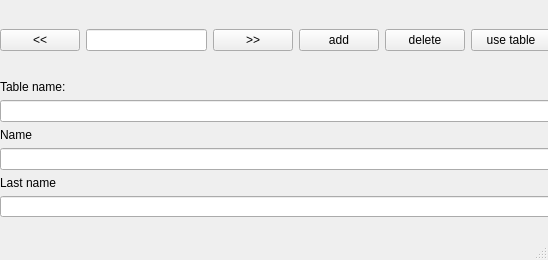
Old version of the form Lr4/bd/mainwindow.ui in the repository ko1ll/RPM.
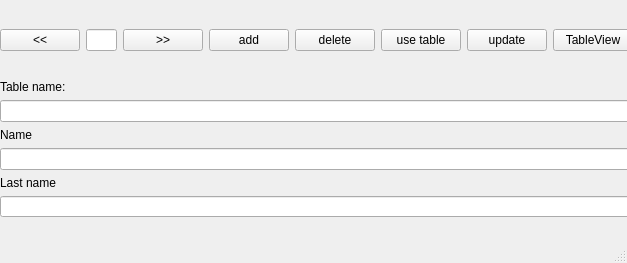
New version of the form.

```diff
--- a/Lr4/bd/mainwindow.ui
+++ b/Lr4/bd/mainwindow.ui
@@ -6,8 +6,8 @@
    <rect>
     <x>0</x>
     <y>0</y>
-    <width>548</width>
-    <height>260</height>
+    <width>627</width>
+    <height>263</height>
    </rect>
   </property>
   <property name="windowTitle">
@@ -19,7 +19,7 @@
      <rect>
       <x>0</x>
       <y>0</y>
-      <width>551</width>
+      <width>633</width>
       <height>80</height>
      </rect>
     </property>
@@ -62,6 +62,20 @@
        </property>
       </widget>
      </item>
+     <item>
+      <widget class="QPushButton" name="updatebtm">
+       <property name="text">
+        <string>update</string>
+       </property>
+      </widget>
+     </item>
+     <item>
+      <widget class="QPushButton" name="tableview">
+       <property name="text">
+        <string>TableView</string>
+       </property>
+      </widget>
+     </item>
     </layout>
    </widget>
    <widget class="QWidget" name="verticalLayoutWidget">
@@ -69,7 +83,7 @@
      <rect>
       <x>0</x>
       <y>80</y>
-      <width>551</width>
+      <width>631</width>
       <height>137</height>
      </rect>
     </property>
@@ -92,7 +106,11 @@
       </widget>
      </item>
      <item>
-      <widget class="QLineEdit" name="namevalue"/>
+      <widget class="QLineEdit" name="namevalue">
+       <property name="readOnly">
+        <bool>true</bool>
+       </property>
+      </widget>
      </item>
      <item>
       <widget class="QLabel" name="label_3">
@@ -102,7 +120,11 @@
       </widget>
      </item>
      <item>
-      <widget class="QLineEdit" name="lastnamevalue"/>
+      <widget class="QLineEdit" name="lastnamevalue">
+       <property name="readOnly">
+        <bool>true</bool>
+       </property>
+      </widget>
      </item>
     </layout>
    </widget>
```
Left out of the diff: 2 changed lines with no effect on the pictures.
